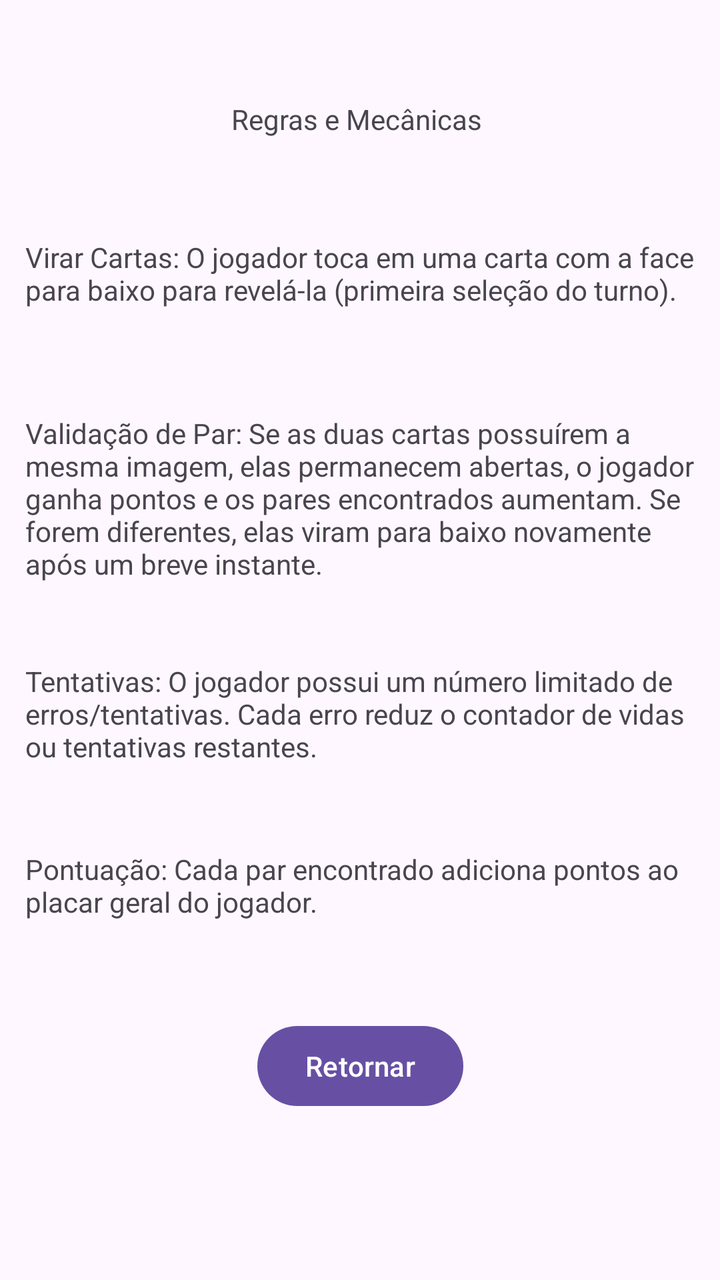
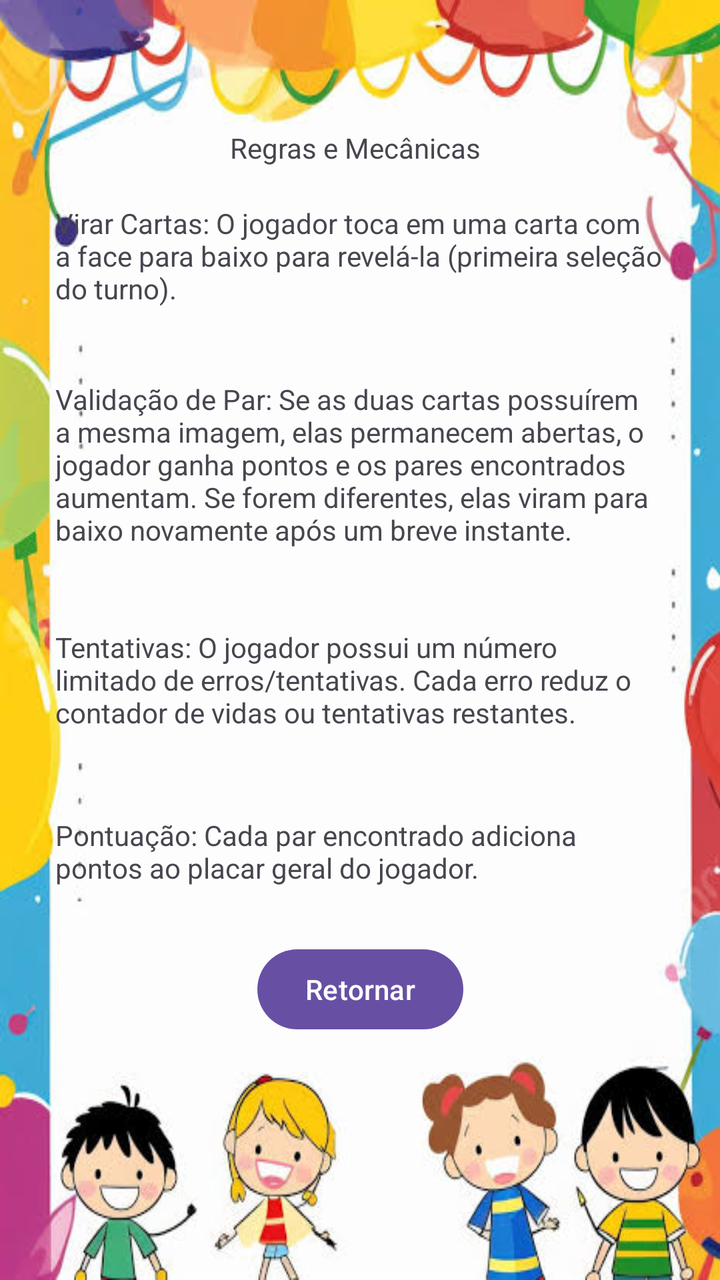

Compare the two renders of this Android layout. The source of the first and the diff that turns it into the second are given below.
<!-- AndroidManifest.xml: application theme Theme.Atividade_bimestral -->
<!-- res/layout/activity_regras_emecanicas.xml -->
<?xml version="1.0" encoding="utf-8"?>
<androidx.constraintlayout.widget.ConstraintLayout xmlns:android="http://schemas.android.com/apk/res/android"
    xmlns:app="http://schemas.android.com/apk/res-auto"
    xmlns:tools="http://schemas.android.com/tools"
    android:id="@+id/main"
    android:layout_width="match_parent"
    android:layout_height="match_parent"
    tools:context=".regras_e_mecanicas">

    <TextView
        android:id="@+id/textView"
        android:layout_width="wrap_content"
        android:layout_height="wrap_content"
        android:text="Regras e Mecânicas "
        app:layout_constraintBottom_toTopOf="@+id/frameLayout"
        app:layout_constraintEnd_toEndOf="parent"
        app:layout_constraintStart_toStartOf="parent"
        app:layout_constraintTop_toTopOf="parent" />

    <Button
        android:id="@+id/btn_return"
        android:layout_width="wrap_content"
        android:layout_height="wrap_content"
        android:text="Retornar"
        app:layout_constraintBottom_toBottomOf="parent"
        app:layout_constraintEnd_toEndOf="parent"
        app:layout_constraintStart_toStartOf="parent"
        app:layout_constraintTop_toTopOf="parent"
        app:layout_constraintVertical_bias="0.86" />

    <FrameLayout
        android:id="@+id/frameLayout"
        android:layout_width="335dp"
        android:layout_height="402dp"
        app:layout_constraintBottom_toBottomOf="parent"
        app:layout_constraintEnd_toEndOf="parent"
        app:layout_constraintStart_toStartOf="parent"
        app:layout_constraintTop_toTopOf="parent">

        <LinearLayout
            android:layout_width="match_parent"
            android:layout_height="match_parent"
            android:orientation="vertical"
            app:layout_constraintEnd_toEndOf="parent"
            app:layout_constraintStart_toStartOf="parent">

            <TextView
                android:id="@+id/textView5"
                android:layout_width="match_parent"
                android:layout_height="88dp"
                android:text="@string/regra_1"
                app:layout_constraintEnd_toEndOf="parent"
                app:layout_constraintStart_toStartOf="parent" />

            <TextView
                android:id="@+id/textView6"
                android:layout_width="match_parent"
                android:layout_height="124dp"
                android:text="@string/regra_2"
                app:layout_constraintEnd_toEndOf="parent"
                app:layout_constraintStart_toStartOf="parent" />

            <TextView
                android:id="@+id/textView7"
                android:layout_width="match_parent"
                android:layout_height="94dp"
                android:text="@string/regra_3"
                app:layout_constraintEnd_toEndOf="parent"
                app:layout_constraintStart_toStartOf="parent" />

            <TextView
                android:id="@+id/textView8"
                android:layout_width="match_parent"
                android:layout_height="wrap_content"
                android:text="@string/regra_4"
                app:layout_constraintEnd_toEndOf="parent"
                app:layout_constraintStart_toStartOf="parent" />
        </LinearLayout>
    </FrameLayout>

</androidx.constraintlayout.widget.ConstraintLayout>
<!-- resources referenced by this layout -->
<resources>
  <string name="regra_1">Virar Cartas: O jogador toca em uma carta com a face para baixo para revelá-la (primeira seleção do turno).</string>
  <string name="regra_2">Validação de Par: Se as duas cartas possuírem a mesma imagem, elas permanecem abertas, o jogador ganha pontos e os pares encontrados aumentam. Se forem diferentes, elas viram para baixo novamente após um breve instante.</string>
  <string name="regra_3">Tentativas: O jogador possui um número limitado de erros/tentativas. Cada erro reduz o contador de vidas ou tentativas restantes.</string>
  <string name="regra_4">Pontuação: Cada par encontrado adiciona pontos ao placar geral do jogador.</string>
  <style name="Theme.Atividade_bimestral" parent="Base.Theme.Atividade_bimestral" />
  <style name="Base.Theme.Atividade_bimestral" parent="Theme.Material3.DayNight.NoActionBar">
          
          
      </style>
</resources>

<!-- the commit's change to res/layout/activity_regras_emecanicas.xml (unified diff, before → after) -->
@@ -5,6 +5,7 @@
     android:id="@+id/main"
     android:layout_width="match_parent"
     android:layout_height="match_parent"
+    android:background="@drawable/images"
     tools:context=".regras_e_mecanicas">
 
     <TextView
@@ -14,8 +15,10 @@
         android:text="Regras e Mecânicas "
         app:layout_constraintBottom_toTopOf="@+id/frameLayout"
         app:layout_constraintEnd_toEndOf="parent"
+        app:layout_constraintHorizontal_bias="0.498"
         app:layout_constraintStart_toStartOf="parent"
-        app:layout_constraintTop_toTopOf="parent" />
+        app:layout_constraintTop_toTopOf="parent"
+        app:layout_constraintVertical_bias="0.777" />
 
     <Button
         android:id="@+id/btn_return"
@@ -26,16 +29,17 @@
         app:layout_constraintEnd_toEndOf="parent"
         app:layout_constraintStart_toStartOf="parent"
         app:layout_constraintTop_toTopOf="parent"
-        app:layout_constraintVertical_bias="0.86" />
+        app:layout_constraintVertical_bias="0.795" />
 
     <FrameLayout
         android:id="@+id/frameLayout"
-        android:layout_width="335dp"
+        android:layout_width="305dp"
         android:layout_height="402dp"
         app:layout_constraintBottom_toBottomOf="parent"
         app:layout_constraintEnd_toEndOf="parent"
         app:layout_constraintStart_toStartOf="parent"
-        app:layout_constraintTop_toTopOf="parent">
+        app:layout_constraintTop_toTopOf="parent"
+        app:layout_constraintVertical_bias="0.428">
 
         <LinearLayout
             android:layout_width="match_parent"
<!-- resource entries referenced after the edit -->
@@ -1,5 +1,6 @@
 <!-- resources referenced by this layout -->
 <resources>
+  <!-- drawable images: png bitmap (drawable, 194977 bytes) -->
   <string name="regra_1">Virar Cartas: O jogador toca em uma carta com a face para baixo para revelá-la (primeira seleção do turno).</string>
   <string name="regra_2">Validação de Par: Se as duas cartas possuírem a mesma imagem, elas permanecem abertas, o jogador ganha pontos e os pares encontrados aumentam. Se forem diferentes, elas viram para baixo novamente após um breve instante.</string>
   <string name="regra_3">Tentativas: O jogador possui um número limitado de erros/tentativas. Cada erro reduz o contador de vidas ou tentativas restantes.</string>
